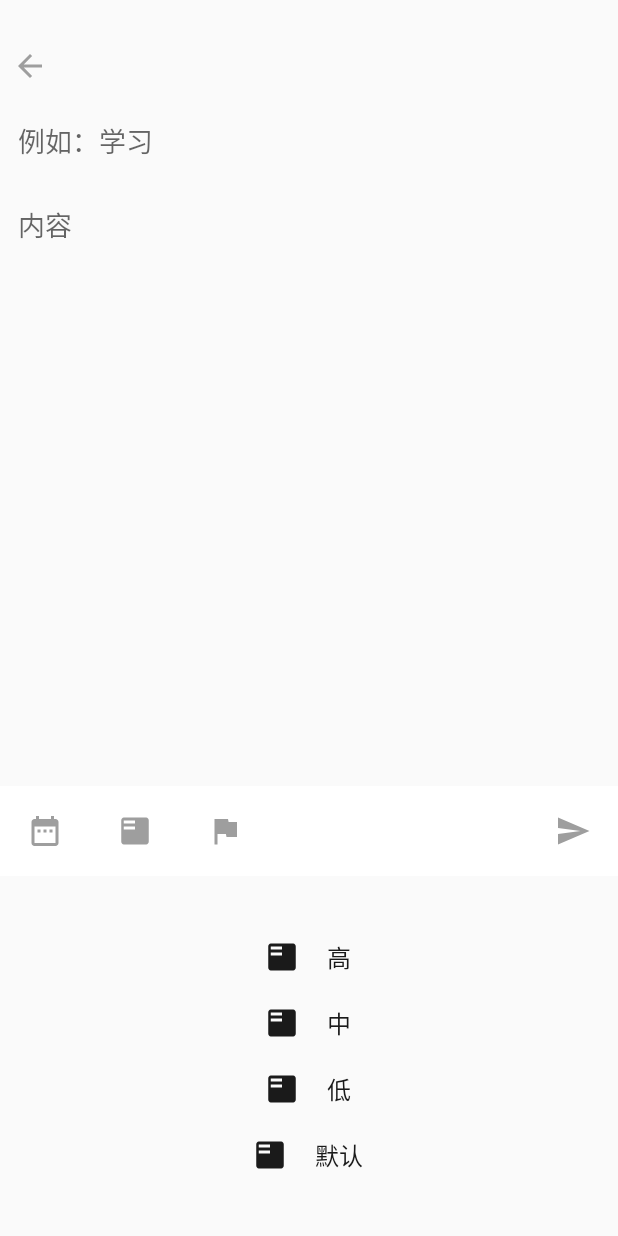
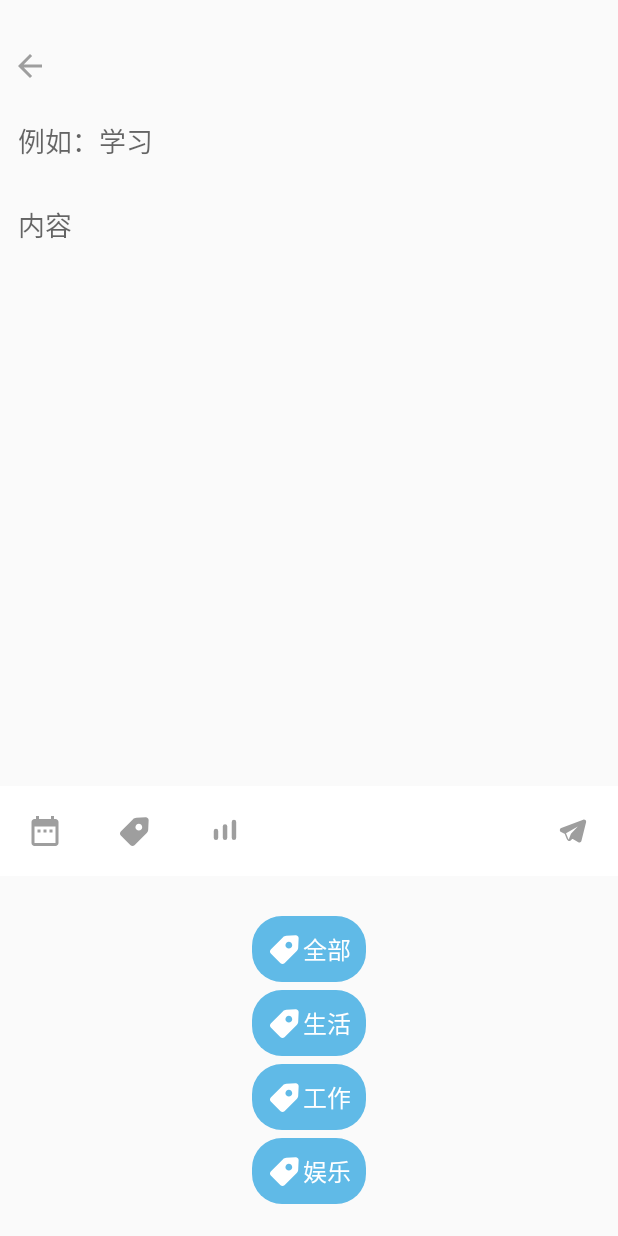
Before and after one commit to junzkn/GTD-APP, an Android app: the PostActivity screen opened directly, with no data from a screen before it, after a tap on an icon or button, on a phone screen of 412 x 824 dp. Run offline under Robolectric (Android 15) with nearby library versions, the phone set to English and light mode, and no system bars; network calls fail; 1 statement that could not run was skipped; 1 other tap on this screen came first.

Commit message:
颜色图标更改 - 胡俊华

```diff
--- a/app/src/main/java/com/jun/gtd/moudle/main/MainContract.java
+++ b/app/src/main/java/com/jun/gtd/moudle/main/MainContract.java
@@ -37,11 +37,8 @@ public class MainContract {
 
     interface View extends BaseContract.View{
         void displayTodoList(List<TodoBean> todos) ;
-        void showChooseTodoCategory();
-        void hideChooseTodoCategory();
         void guidLogin();
-        void showDeleteTip(int position, TodoBean todoBean);
-        void showLongClickDialog(android.view.View clickView, final int position, final TodoBean todoBean);
+        void refresh() ;
     }
 
 
--- a/app/src/main/java/com/jun/gtd/moudle/main/MainPresenter.java
+++ b/app/src/main/java/com/jun/gtd/moudle/main/MainPresenter.java
@@ -55,6 +55,7 @@ public class MainPresenter extends BasePresenter<MainContract.View,MainContract.
             @Override
             public void onSuccess(ResponseDataBean<TodoBean> date) {
                 super.onSuccess(date);
+                mView.refresh();
             }
         });
     }
--- /dev/null
+++ b/app/src/main/res/drawable/category_bg.xml
@@ -0,0 +1,7 @@
+<?xml version="1.0" encoding="utf-8"?>
+<shape xmlns:android="http://schemas.android.com/apk/res/android">
+    <!--圆角半径-->
+    <corners android:radius="20dp"/>
+    <!--背景颜色，具体颜色自行在color文件设置-->
+    <solid android:color="@color/colorAccent"/>
+</shape>
--- a/app/src/main/res/drawable/ic_add.xml
+++ b/app/src/main/res/drawable/ic_add.xml
@@ -1,10 +1,10 @@
 <vector xmlns:android="http://schemas.android.com/apk/res/android"
     android:width="24dp"
     android:height="24dp"
-    android:tint="#673ab7"
+    android:tint="@color/white"
     android:viewportHeight="24.0"
     android:viewportWidth="24.0">
     <path
-        android:fillColor="#673ab7"
+        android:fillColor="@color/white"
         android:pathData="M19,13h-6v6h-2v-6H5v-2h6V5h2v6h6v2z" />
 </vector>
--- /dev/null
+++ b/app/src/main/res/drawable/ic_category.xml
@@ -0,0 +1,9 @@
+<vector xmlns:android="http://schemas.android.com/apk/res/android"
+    android:width="24dp"
+    android:height="24dp"
+    android:viewportWidth="1024"
+    android:viewportHeight="1024">
+    <path
+        android:fillColor="@color/grey_500"
+        android:pathData="M814,122.8l-264.6,12.7c-35.1,1.7 -68.3,16.4 -93.1,41.2L107.7,525.3c-31.1,31.1 -31.1,81.6 0,112.7l277.2,277.2c31.1,31.1 81.6,31.1 112.7,0l14.3,-14.3 92.1,-92.1 242.2,-242.2c24.8,-24.8 39.5,-58 41.2,-93.1l12.7,-264.6c2.3,-48.5 -37.6,-88.4 -86.1,-86.1zM689.6,470c-37.8,37.8 -99,37.8 -136.8,0s-37.8,-99 0,-136.8c37.8,-37.8 99,-37.8 136.8,0 37.8,37.8 37.8,99.1 0,136.8z" />
+</vector>
--- a/app/src/main/res/drawable/ic_priority.xml
+++ b/app/src/main/res/drawable/ic_priority.xml
@@ -1,9 +1,15 @@
 <vector xmlns:android="http://schemas.android.com/apk/res/android"
     android:width="24dp"
     android:height="24dp"
-    android:viewportWidth="24.0"
-    android:viewportHeight="24.0">
+    android:viewportWidth="1024"
+    android:viewportHeight="1024">
     <path
-        android:fillColor="@color/grey_500"
-        android:pathData="M14.4,6L14,4H5v17h2v-7h5.6l0.4,2h7V6z"/>
+        android:fillColor="#999999"
+        android:pathData="M192.07,447.3m63.63,0l0,0q63.63,0 63.63,63.63l0,192.14q0,63.63 -63.63,63.63l0,0q-63.63,0 -63.63,-63.63l0,-192.14q0,-63.63 63.63,-63.63Z" />
+    <path
+        android:fillColor="#999999"
+        android:pathData="M449.43,320.29m63.63,0l0,0q63.63,0 63.63,63.63l0,319.16q0,63.63 -63.63,63.63l0,0q-63.63,0 -63.63,-63.63l0,-319.16q0,-63.63 63.63,-63.63Z" />
+    <path
+        android:fillColor="#999999"
+        android:pathData="M703.34,193.2m63.63,0l0,0q63.63,0 63.63,63.63l0,446.24q0,63.63 -63.63,63.63l0,0q-63.63,0 -63.63,-63.63l0,-446.24q0,-63.63 63.63,-63.63Z" />
 </vector>
--- a/app/src/main/res/drawable/ic_send.xml
+++ b/app/src/main/res/drawable/ic_send.xml
@@ -1,9 +1,9 @@
 <vector xmlns:android="http://schemas.android.com/apk/res/android"
     android:width="24dp"
     android:height="24dp"
-    android:viewportWidth="24.0"
-    android:viewportHeight="24.0">
+    android:viewportWidth="1024"
+    android:viewportHeight="1024">
     <path
         android:fillColor="@color/grey_500"
-        android:pathData="M2.01,21L23,12 2.01,3 2,10l15,2 -15,2z"/>
+        android:pathData="M865.28,202.55c-17.1,-15.26 -41.06,-19.66 -62.57,-11.57L177.77,427.11c-23.24,8.81 -38.5,29.7 -39.63,54.58 -1.13,24.88 11.98,47.1 34.41,58.06l97.59,47.72c1.95,0.92 3.69,2.25 5.22,3.69 10.14,26.11 50.18,128.41 67.99,165.38 9.01,18.84 25.6,32.05 40.96,37.79 -1.02,-0.1 -2.15,-0.31 -3.38,-0.51 2.97,1.13 6.04,2.05 9.22,2.66 20.28,4.1 41.06,-2.15 55.6,-16.79l36.35,-36.35c6.45,-6.45 16.59,-7.88 24.58,-3.38l156.57,88.88c9.42,5.32 19.87,8.09 30.31,8.09 8.19,0 16.49,-1.64 24.27,-5.02 17.82,-7.68 30.72,-22.84 35.43,-41.68l130.76,-527.16c5.63,-22.12 -1.64,-45.36 -18.74,-60.52zM314.27,578.56l335.05,-191.69L460.19,580.61c-3.07,3.17 -5.32,6.76 -6.86,10.96 -0.1,0.2 -0.1,0.31 -0.2,0.51 -0.41,1.23 -37.79,111.51 -59.9,161.38 -4.51,-2.97 -9.93,-7.78 -13.11,-14.44 -16.38,-34.41 -54.58,-131.79 -65.84,-160.46z" />
 </vector>
--- a/app/src/main/res/drawable/ic_todo_type_list.xml
+++ /dev/null
@@ -1,9 +0,0 @@
-<vector xmlns:android="http://schemas.android.com/apk/res/android"
-    android:width="20dp"
-    android:height="24dp"
-    android:viewportWidth="24.0"
-    android:viewportHeight="24.0">
-    <path
-        android:fillColor="@color/grey_500"
-        android:pathData="M21,3L3,3c-1.1,0 -2,0.9 -2,2v14c0,1.1 0.9,2 2,2h18c1.1,0 2,-0.9 2,-2L23,5c0,-1.1 -0.9,-2 -2,-2zM12,11L3,11L3,9h9v2zM12,7L3,7L3,5h9v2z"/>
-</vector>
--- a/app/src/main/res/layout/activity_main.xml
+++ b/app/src/main/res/layout/activity_main.xml
@@ -31,9 +31,9 @@
         android:clickable="true"
         android:focusable="true"
         android:onClick="onCLick"
-        app:backgroundTint="@android:color/white"
+        app:backgroundTint="@color/colorAccent"
         app:fabSize="normal"
-        app:rippleColor="@color/grey_40"
+        app:rippleColor="@color/colorAccent"
         app:srcCompat="@drawable/ic_add"
         app:layout_behavior="@string/appbar_scrolling_view_behavior"
         android:layout_width="wrap_content"
--- a/app/src/main/res/layout/activity_post.xml
+++ b/app/src/main/res/layout/activity_post.xml
@@ -85,7 +85,7 @@
                 android:layout_toEndOf="@id/btn_calendar"
                 android:layout_toRightOf="@id/btn_calendar"
                 android:scaleType="center"
-                app:srcCompat="@drawable/ic_todo_type_list" />
+                app:srcCompat="@drawable/ic_category" />
 
             <android.support.v7.widget.AppCompatImageView
                 android:id="@+id/btn_priority"
--- a/app/src/main/res/layout/item_todo.xml
+++ b/app/src/main/res/layout/item_todo.xml
@@ -1,6 +1,7 @@
 <?xml version="1.0" encoding="utf-8"?>
 <LinearLayout xmlns:android="http://schemas.android.com/apk/res/android"
     xmlns:app="http://schemas.android.com/apk/res-auto"
+    android:id="@+id/item_layout"
     android:orientation="horizontal"
     android:layout_width="match_parent"
     android:paddingLeft="8dp"
--- a/app/src/main/res/layout/post_category_bottom.xml
+++ b/app/src/main/res/layout/post_category_bottom.xml
@@ -10,91 +10,96 @@
     android:layout_height="@dimen/post_bottom">
 
     <LinearLayout
+        android:layout_marginTop="5dp"
         android:id="@+id/btn_category_1"
         android:orientation="horizontal"
         android:gravity="center"
         android:layout_gravity="center"
         android:padding="10dp"
-        android:layout_width="200dp"
+        android:layout_width="wrap_content"
+        android:background="@drawable/category_bg"
         android:layout_height="wrap_content">
         <android.support.v7.widget.AppCompatImageView
             android:layout_width="wrap_content"
             android:layout_height="wrap_content"
             android:scaleType="center"
-            android:tint="@color/grey_1000"
-            app:srcCompat="@drawable/ic_todo_type_list" />
+            android:tint="@color/white"
+            app:srcCompat="@drawable/ic_category" />
         <TextView
-            android:layout_marginLeft="20dp"
             android:textSize="16sp"
-            android:textColor="@color/grey_1000"
-            android:text="@string/height_priority"
+            android:textColor="@color/white"
+            android:text="全部"
             android:layout_width="wrap_content"
             android:layout_height="wrap_content" />
     </LinearLayout>
 
     <LinearLayout
+        android:layout_marginTop="5dp"
+
         android:id="@+id/btn_category_2"
         android:orientation="horizontal"
         android:gravity="center"
         android:layout_gravity="center"
         android:padding="10dp"
-        android:layout_width="200dp"
+        android:layout_width="wrap_content"
+        android:background="@drawable/category_bg"
         android:layout_height="wrap_content">
         <android.support.v7.widget.AppCompatImageView
             android:layout_width="wrap_content"
             android:layout_height="wrap_content"
             android:scaleType="center"
-            android:tint="@color/grey_1000"
-            app:srcCompat="@drawable/ic_todo_type_list" />
+            android:tint="@color/white"
+            app:srcCompat="@drawable/ic_category" />
         <TextView
-            android:layout_marginLeft="20dp"
             android:textSize="16sp"
-            android:textColor="@color/grey_1000"
-            android:text="@string/middle_priority"
+            android:textColor="@color/white"
+            android:text="生活"
             android:layout_width="wrap_content"
             android:layout_height="wrap_content" />
     </LinearLayout>
     <LinearLayout
+        android:layout_marginTop="5dp"
         android:id="@+id/btn_category_3"
         android:orientation="horizontal"
         android:gravity="center"
         android:layout_gravity="center"
         android:padding="10dp"
-        android:layout_width="200dp"
+        android:layout_width="wrap_content"
+        android:background="@drawable/category_bg"
         android:layout_height="wrap_content">
         <android.support.v7.widget.AppCompatImageView
             android:layout_width="wrap_content"
             android:layout_height="wrap_content"
             android:scaleType="center"
-            android:tint="@color/grey_1000"
-            app:srcCompat="@drawable/ic_todo_type_list" />
+            android:tint="@color/white"
+            app:srcCompat="@drawable/ic_category" />
         <TextView
-            android:layout_marginLeft="20dp"
             android:textSize="16sp"
-            android:textColor="@color/grey_1000"
-            android:text="@string/low_priority"
+            android:textColor="@color/white"
+            android:text="工作"
             android:layout_width="wrap_content"
             android:layout_height="wrap_content" />
     </LinearLayout>
     <LinearLayout
+        android:layout_marginTop="5dp"
         android:id="@+id/btn_category_4"
         android:orientation="horizontal"
         android:gravity="center"
         android:layout_gravity="center"
         android:padding="10dp"
-        android:layout_width="200dp"
+        android:layout_width="wrap_content"
+        android:background="@drawable/category_bg"
         android:layout_height="wrap_content">
         <android.support.v7.widget.AppCompatImageView
             android:layout_width="wrap_content"
             android:layout_height="wrap_content"
             android:scaleType="center"
-            android:tint="@color/grey_1000"
-            app:srcCompat="@drawable/ic_todo_type_list" />
+            android:tint="@color/white"
+            app:srcCompat="@drawable/ic_category" />
         <TextView
-            android:layout_marginLeft="20dp"
             android:textSize="16sp"
-            android:textColor="@color/grey_1000"
-            android:text="@string/default_priority"
+            android:textColor="@color/white"
+            android:text="娱乐"
             android:layout_width="wrap_content"
             android:layout_height="wrap_content" />
     </LinearLayout>
--- a/app/src/main/res/values/colors.xml
+++ b/app/src/main/res/values/colors.xml
@@ -2,7 +2,7 @@
 <resources>
     <color name="colorPrimary">#FFFFFF</color>
     <color name="colorPrimaryDark">#FFFFFF</color>
-    <color name="colorAccent">#CE93D8</color>
+    <color name="colorAccent">#60BAE7</color>
     <color name="textColorPrimary">#212121</color>
     <color name="textColorSecondary">#727272</color>
     <color name="white">#FFFFFF</color>
```
Also changed, not shown: app/src/main/java/com/jun/gtd/moudle/main/MainActivity.java (+26 -34 lines), app/src/main/java/com/jun/gtd/moudle/main/TodoAdapter.java (+33 -27 lines), app/src/main/java/com/jun/gtd/moudle/post/PostActivity.java (+26 -6 lines), app/src/main/res/drawable/ic_content.xml (+4 -7 lines), app/src/main/res/drawable/ic_edit55.xml (deleted, +0 -9 lines), app/src/main/res/layout/item_todo_type.xml (+5 -3 lines).
